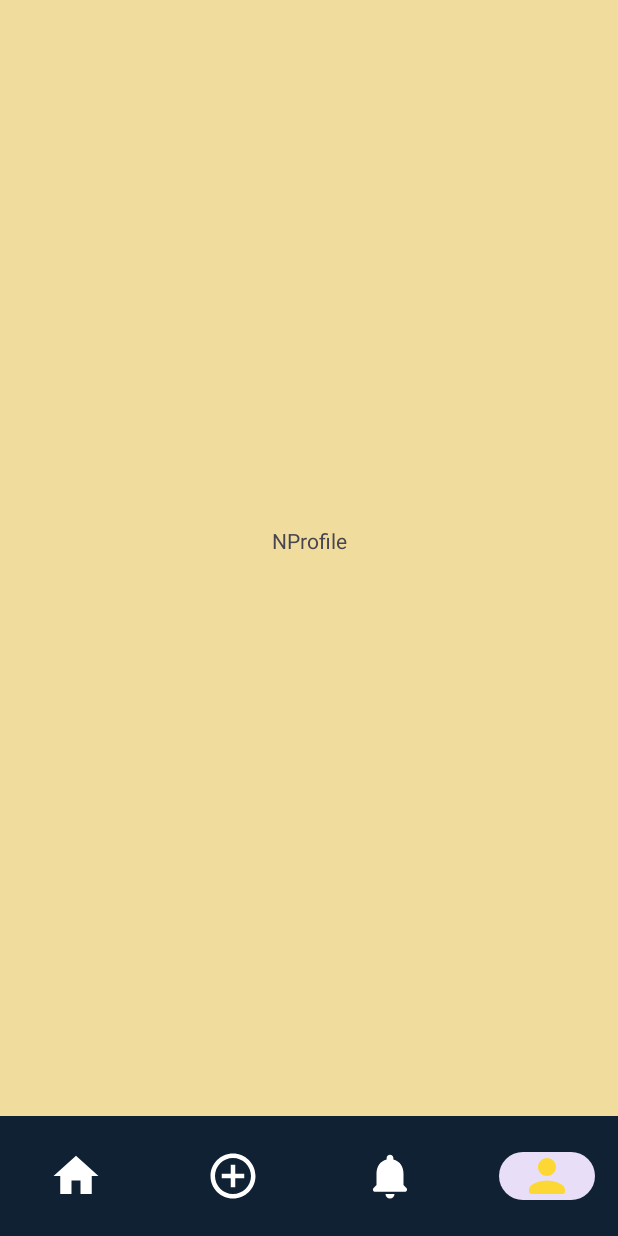
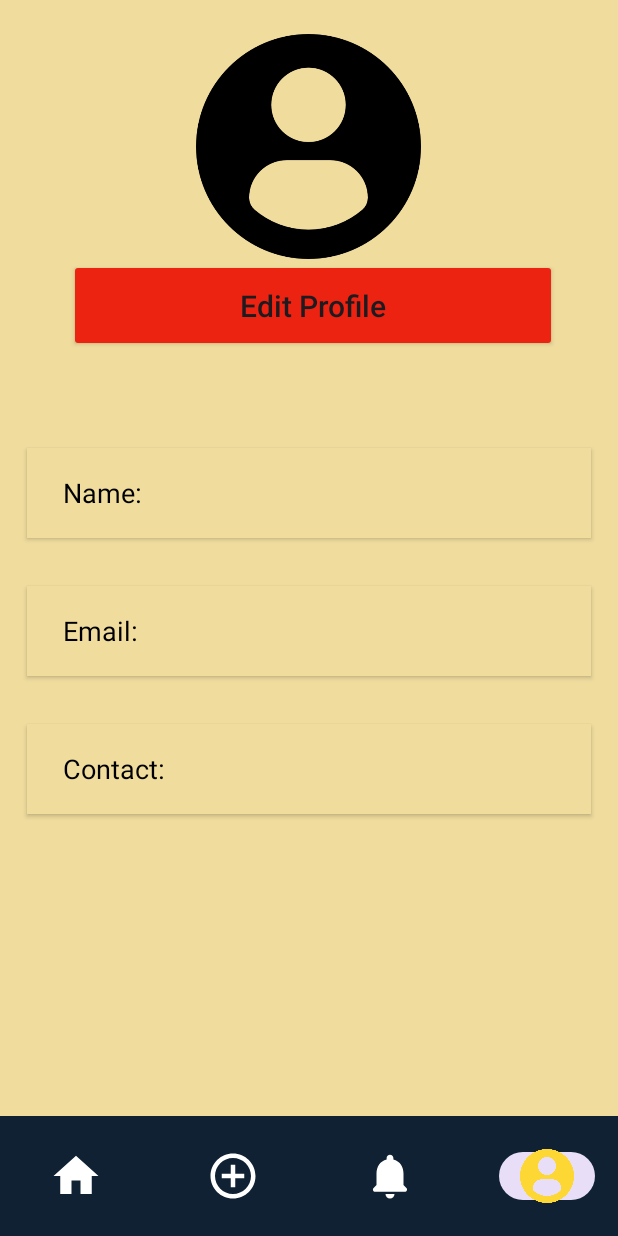
Before and after one commit to Pravesh-Shrestha/KARYA-CONNECT-NEPAL, an Android app: the DashboardActivityFreelancer screen opened directly, with no data from a screen before it, item 4 of the bottom bar chosen, on a phone screen of 412 x 824 dp. Run offline under Robolectric (Android 15) with nearby library versions, the phone set to English and light mode, and no system bars; our stand-ins replace Firebase (no records; nobody signed in at launch, a user with empty details on screens opened directly); libraries missing offline, so code that uses them is left out: com.cloudinary.

Commit message:
Logged Freelancer's data fetched successfully for Freelancer Profile

```diff
--- a/app/src/main/java/com/example/karyaconnectnepal/UI/Fragment/FreelancerProfileFragment.kt
+++ b/app/src/main/java/com/example/karyaconnectnepal/UI/Fragment/FreelancerProfileFragment.kt
@@ -1,60 +1,67 @@
 package com.example.karyaconnectnepal.UI.Fragment
 
 import android.os.Bundle
-import androidx.fragment.app.Fragment
 import android.view.LayoutInflater
 import android.view.View
 import android.view.ViewGroup
-import com.example.karyaconnectnepal.R
+import androidx.fragment.app.Fragment
+import androidx.lifecycle.ViewModelProvider
+import com.example.karyaconnectnepal.Repository.UserRepositoryImplementation
+import com.example.karyaconnectnepal.Viewmodel.UserViewModel
+import com.example.karyaconnectnepal.databinding.FragmentFreelancerProfileBinding
 
-// TODO: Rename parameter arguments, choose names that match
-// the fragment initialization parameters, e.g. ARG_ITEM_NUMBER
-private const val ARG_PARAM1 = "param1"
-private const val ARG_PARAM2 = "param2"
+class FreelancerProfileFragment : Fragment() {
 
-/**
- * A simple [Fragment] subclass.
- * Use the [FreelancerProfileFragment.newInstance] factory method to
- * create an instance of this fragment.
- */
-class FreelancerProfileFragment : Fragment() {
-    // TODO: Rename and change types of parameters
-    private var param1: String? = null
-    private var param2: String? = null
+    var _binding: FragmentFreelancerProfileBinding? = null
+    val binding get() = _binding!!
 
-    override fun onCreate(savedInstanceState: Bundle?) {
-        super.onCreate(savedInstanceState)
-        arguments?.let {
-            param1 = it.getString(ARG_PARAM1)
-            param2 = it.getString(ARG_PARAM2)
-        }
-    }
+    lateinit var userViewModel: UserViewModel
 
     override fun onCreateView(
         inflater: LayoutInflater, container: ViewGroup?,
         savedInstanceState: Bundle?
-    ): View? {
-        // Inflate the layout for this fragment
-        return inflater.inflate(R.layout.fragment_freelancer_profile, container, false)
+    ): View {
+        // Inflate the layout using View Binding
+        _binding = FragmentFreelancerProfileBinding.inflate(inflater, container, false)
+        return binding.root
     }
 
-    companion object {
-        /**
-         * Use this factory method to create a new instance of
-         * this fragment using the provided parameters.
-         *
-         * @param param1 Parameter 1.
-         * @param param2 Parameter 2.
-         * @return A new instance of fragment FreelancerProfileFragment.
-         */
-        // TODO: Rename and change types and number of parameters
-        @JvmStatic
-        fun newInstance(param1: String, param2: String) =
-            FreelancerProfileFragment().apply {
-                arguments = Bundle().apply {
-                    putString(ARG_PARAM1, param1)
-                    putString(ARG_PARAM2, param2)
-                }
+    override fun onViewCreated(view: View, savedInstanceState: Bundle?) {
+        super.onViewCreated(view, savedInstanceState)
+
+        // Initialize UserViewModel directly without factory
+        userViewModel = UserViewModel(UserRepositoryImplementation())
+
+        // Observe user data
+        userViewModel.user.observe(viewLifecycleOwner) { user ->
+            if (user != null) {
+                // Set the user data in the UI
+                binding.ViewFreelancerFullName.text = user.fullName
+                binding.textViewEmail.text = user.email
+                binding.textViewContact.text = user.contact
+            } else {
+                // Handle the case where user data is not available
+                binding.ViewFreelancerFullName.text = "User not found"
+                binding.textViewEmail.text = "N/A"
+                binding.textViewContact.text = "N/A"
             }
+        }
+
+        // Fetch the logged-in user's data
+        val currentUser = userViewModel.getCurrentUser()
+        if (currentUser != null) {
+            // Fetch user data from Firebase
+            userViewModel.getUserFromDatabase(currentUser.uid)
+        } else {
+            // Handle the case where no user is logged in
+            binding.ViewFreelancerFullName.text = "No user logged in"
+            binding.textViewEmail.text = "N/A"
+            binding.textViewContact.text = "N/A"
+        }
+    }
+
+    override fun onDestroyView() {
+        super.onDestroyView()
+        _binding = null
     }
 }
--- a/app/src/main/res/layout/fragment_client_profile.xml
+++ b/app/src/main/res/layout/fragment_client_profile.xml
@@ -11,7 +11,8 @@
 
     <LinearLayout
         android:layout_width="match_parent"
-        android:layout_height="wrap_content"
+        android:layout_height="695dp"
+        android:layout_gravity="center"
         android:orientation="vertical">
 
 
@@ -21,7 +22,7 @@
             android:layout_height="150dp"
             android:layout_gravity="center"
             android:layout_marginTop="10dp"
-            android:src="@drawable/loading" />
+            android:src="@drawable/profileicon" />
 
 
         <androidx.appcompat.widget.AppCompatButton
@@ -29,7 +30,7 @@
             android:layout_width="325dp"
             android:layout_height="62dp"
             android:layout_gravity="bottom"
-            android:layout_marginLeft="8dp"
+            android:layout_marginLeft="38dp"
             android:layout_marginRight="8dp"
             android:layout_marginBottom="32dp"
             android:backgroundTint="#ED2312"
--- a/app/src/main/res/layout/fragment_freelancer_profile.xml
+++ b/app/src/main/res/layout/fragment_freelancer_profile.xml
@@ -3,13 +3,144 @@
     xmlns:tools="http://schemas.android.com/tools"
     android:layout_width="match_parent"
     android:layout_height="match_parent"
-    tools:context=".UI.Fragment.FreelancerProfileFragment">
+    android:background="#F0DD9E"
+    android:orientation="vertical"
+    android:paddingStart="6dp"
+    android:paddingEnd="6dp"
+    tools:context=".UI.Fragment.ClientProfileFragment">
 
-    <!-- TODO: Update blank fragment layout -->
-    <TextView
+    <LinearLayout
         android:layout_width="match_parent"
-        android:layout_height="match_parent"
-        android:text="NProfile"
-        android:gravity="center" />
+        android:layout_height="695dp"
+        android:layout_gravity="center"
+        android:orientation="vertical">
+
+
+        <ImageView
+            android:id="@+id/imageBrowse"
+            android:layout_width="150dp"
+            android:layout_height="150dp"
+            android:layout_gravity="center"
+            android:layout_marginTop="10dp"
+            android:src="@drawable/profileicon" />
+
+
+        <androidx.appcompat.widget.AppCompatButton
+            android:id="@+id/button3"
+            android:layout_width="325dp"
+            android:layout_height="62dp"
+            android:layout_gravity="bottom"
+            android:layout_marginLeft="38dp"
+            android:layout_marginRight="8dp"
+            android:layout_marginBottom="32dp"
+            android:backgroundTint="#ED2312"
+            android:elevation="5dp"
+            android:text="Edit Profile"
+            android:textAllCaps="false"
+            android:textSize="20dp" />
+
+        <LinearLayout
+            android:layout_width="match_parent"
+            android:layout_height="60dp"
+            android:layout_marginLeft="10dp"
+            android:layout_marginTop="32dp"
+            android:layout_marginRight="10dp"
+            android:background="#F0DD9E"
+            android:elevation="2dp"
+            android:gravity="center_vertical"
+            android:orientation="horizontal"
+            android:paddingStart="16dp"
+            android:paddingEnd="16dp">
+
+            <TextView
+                android:layout_width="2dp"
+                android:layout_height="wrap_content"
+                android:layout_marginLeft="8dp"
+                android:layout_weight="1"
+                android:text="Name:"
+                android:textColor="@color/black"
+                android:textSize="18dp" />
+
+            <TextView
+                android:id="@+id/ViewFreelancerFullName"
+                android:layout_width="wrap_content"
+                android:layout_height="wrap_content"
+                android:layout_weight="1"
+                android:textSize="18dp" />
+
+        </LinearLayout>
+
+        <LinearLayout
+            android:layout_width="match_parent"
+            android:layout_height="60dp"
+            android:layout_marginLeft="10dp"
+            android:layout_marginTop="32dp"
+            android:layout_marginRight="10dp"
+            android:background="#F0DD9E"
+            android:elevation="2dp"
+            android:gravity="center_vertical"
+            android:orientation="horizontal"
+            android:paddingStart="16dp"
+            android:paddingEnd="16dp">
+
+            <TextView
+                android:layout_width="3dp"
+                android:layout_height="wrap_content"
+                android:layout_marginLeft="8dp"
+                android:layout_weight="1"
+                android:text="Email:"
+                android:textColor="@color/black"
+                android:textSize="18dp" />
+
+            <TextView
+                android:id="@+id/textViewEmail"
+                android:layout_width="wrap_content"
+                android:layout_height="wrap_content"
+                android:layout_weight="1"
+                android:textSize="18dp" />
+
+        </LinearLayout>
+
+        <LinearLayout
+            android:layout_width="match_parent"
+            android:layout_height="60dp"
+            android:layout_marginLeft="10dp"
+            android:layout_marginTop="32dp"
+            android:layout_marginRight="10dp"
+            android:layout_marginBottom="10dp"
+            android:background="#F0DD9E"
+            android:elevation="2dp"
+            android:gravity="center_vertical"
+            android:orientation="horizontal"
+            android:paddingStart="16dp"
+            android:paddingEnd="16dp">
+
+            <TextView
+                android:layout_width="20dp"
+                android:layout_height="wrap_content"
+                android:layout_marginLeft="8dp"
+                android:layout_weight="1"
+                android:text="Contact:"
+                android:textColor="@color/black"
+                android:textSize="18dp" />
+
+            <TextView
+                android:id="@+id/textViewContact"
+                android:layout_width="wrap_content"
+                android:layout_height="wrap_content"
+                android:layout_weight="1"
+                android:textSize="18dp" />
+
+        </LinearLayout>
+
+
+    </LinearLayout>
+
+    <LinearLayout
+
+        android:layout_width="wrap_content"
+        android:layout_height="wrap_content">
+
+    </LinearLayout>
 
 </FrameLayout>
--- a/app/src/main/res/menu/client_nav_menu.xml
+++ b/app/src/main/res/menu/client_nav_menu.xml
@@ -18,6 +18,6 @@
 
     <item
         android:id="@+id/clientnavProfile"
-        android:icon="@drawable/profile"
+        android:icon="@drawable/profileicon"
         android:title="Profile" />
 </menu>
--- a/app/src/main/res/menu/freelancer_nav_menu.xml
+++ b/app/src/main/res/menu/freelancer_nav_menu.xml
@@ -18,6 +18,6 @@
 
     <item
         android:id="@+id/freelancernavProfile"
-        android:icon="@drawable/profile"
+        android:icon="@drawable/profileicon"
         android:title="Profile" />
 </menu>
```
Also changed, not shown: app/src/main/res/drawable/profileicon.png (added).
